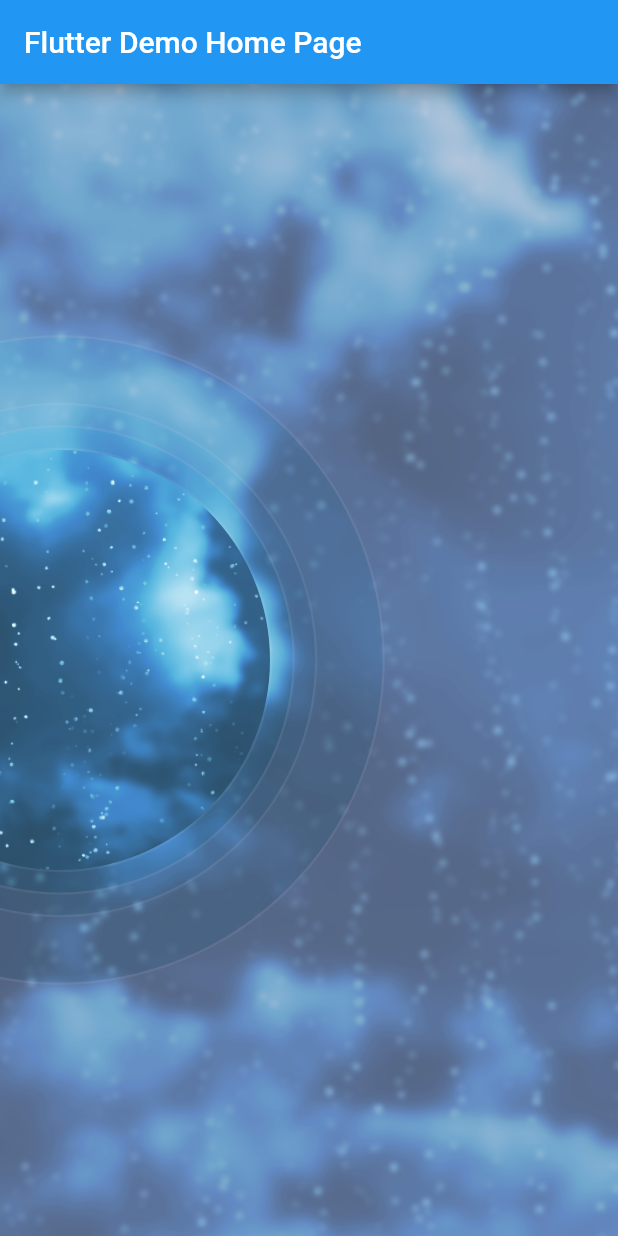
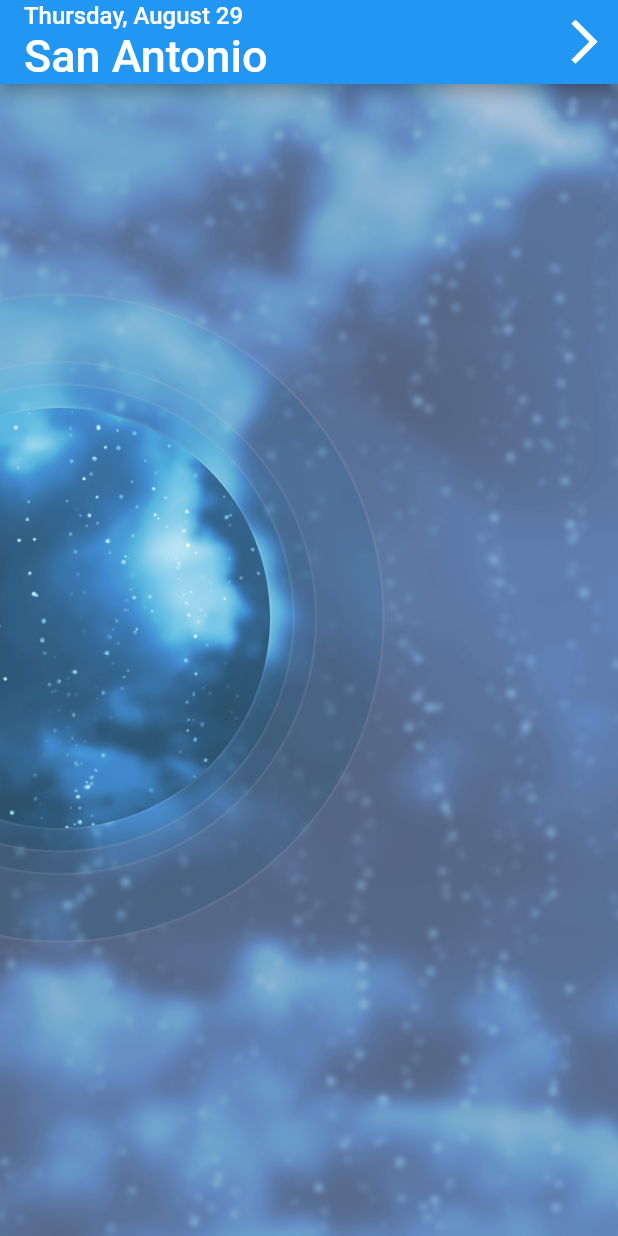
Before and after one commit to KeeperOfTheVoid/my-flutter-weather-app, a Flutter app: the screen it shows after launch, on a phone screen of 412 x 824 dp. Run offline on Flutter 3.47's test engine with Material 2 defaults, Android fonts, the phone set to English and light mode, and no system bars.

Commit message:
Add Base App Bar
- Add base app bar
- Add content to app bar with left align
- Add right aligned chevron to app bar

```diff
--- a/lib/main.dart
+++ b/lib/main.dart
@@ -53,14 +53,48 @@ class _MyHomePageState extends State<MyHomePage> {
     // fast, so that you can just rebuild anything that needs updating rather
     // than having to individually change instances of widgets.
     return new Scaffold(
-      appBar: new AppBar(
-        // Here we take the value from the MyHomePage object that was created by
-        // the App.build method, and use it to set our appbar title.
-        title: new Text(widget.title),
-      ),
       body: new Stack(
         children: <Widget>[
           new BackgroundWithRings(),
+          new Positioned(
+            top: 0.0,
+            left: 0.0,
+            right:0.0,
+            child: new AppBar(
+              centerTitle: false,
+              title: new Column(
+                crossAxisAlignment: CrossAxisAlignment.start,
+                children: <Widget>[
+                  new Text(
+                    'Thursday, August 29',
+                    style: new TextStyle(
+                      color: Colors.white,
+                      fontSize: 16.0,
+                    ),
+                  ),
+                  new Text(
+                    'San Antonio',
+                    style: new TextStyle(
+                      color: Colors.white,
+                      fontSize: 30.0,
+                    ),
+                  ),
+                ],
+              ),
+              actions: <Widget>[
+                new IconButton(
+                    icon: new Icon(
+                      Icons.arrow_forward_ios,
+                      color: Colors.white,
+                      size: 35.0,
+                    ),
+                    onPressed: () {
+                      // TODO Fill in later
+                    }
+                ),
+              ],
+            )
+          )
         ],
       ),
     );
```
